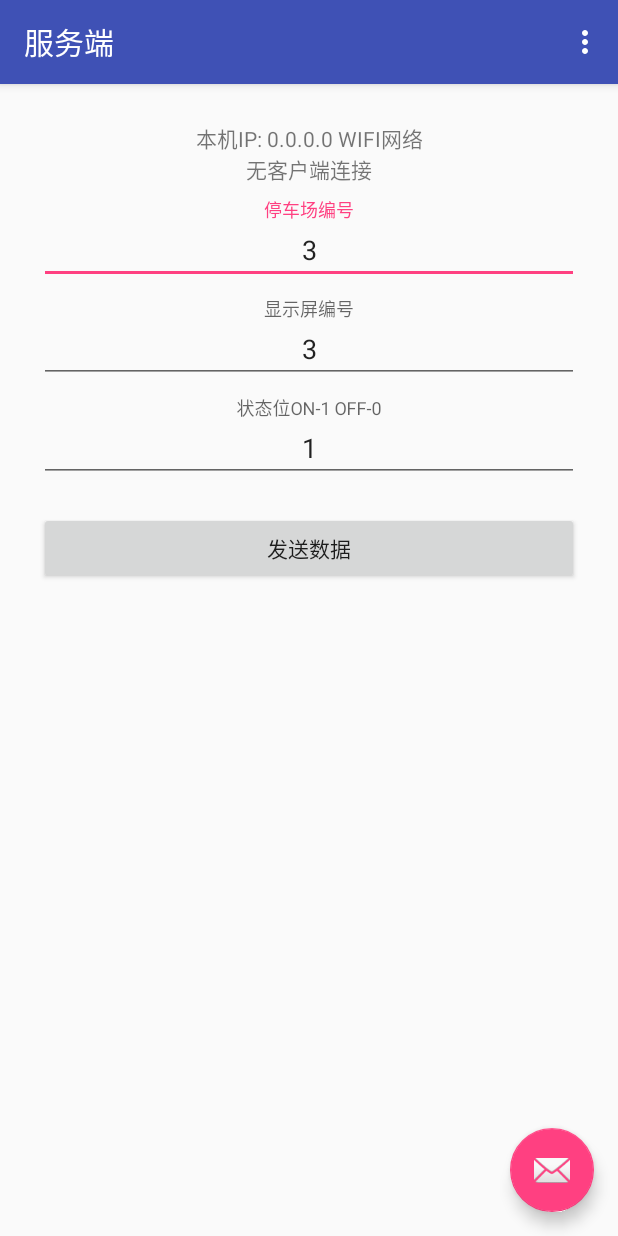
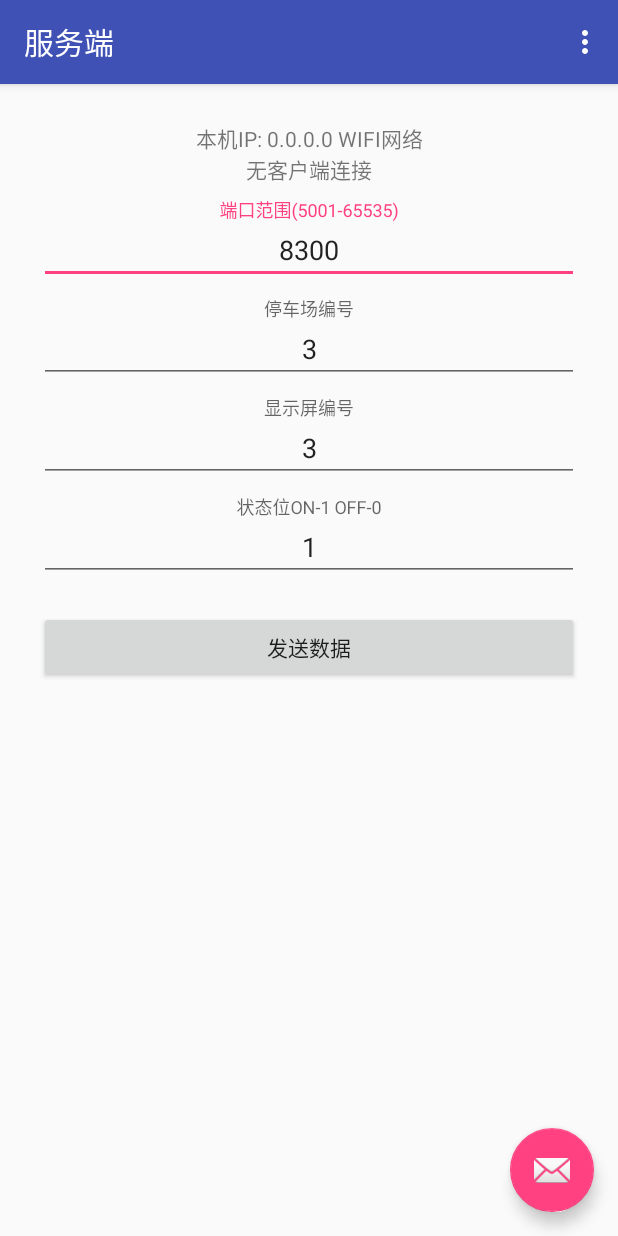
Before and after one commit to angcyo/SocketDemo, an Android app: the screen it shows after launch (MainActivity), on a phone screen of 412 x 824 dp. Run offline under Robolectric (Android 15) with nearby library versions, the phone set to English and light mode, and no system bars; pictures from the network do not load.

Commit message:
添加端口修改

```diff
--- /dev/null
+++ b/app/src/main/res/anim/alpha_0to1.xml
@@ -0,0 +1,5 @@
+<?xml version="1.0" encoding="utf-8"?>
+<alpha xmlns:android="http://schemas.android.com/apk/res/android"
+    android:duration="300"
+    android:fromAlpha="0"
+    android:toAlpha="1" />
--- /dev/null
+++ b/app/src/main/res/anim/alpha_1to0.xml
@@ -0,0 +1,5 @@
+<?xml version="1.0" encoding="utf-8"?>
+<alpha xmlns:android="http://schemas.android.com/apk/res/android"
+    android:duration="300"
+    android:fromAlpha="1"
+    android:toAlpha="0" />
--- /dev/null
+++ b/app/src/main/res/anim/tran_btot.xml
@@ -0,0 +1,5 @@
+<?xml version="1.0" encoding="utf-8"?>
+<translate xmlns:android="http://schemas.android.com/apk/res/android"
+    android:duration="300"
+    android:fromYDelta="100%"
+    android:toYDelta="0%" />
--- /dev/null
+++ b/app/src/main/res/anim/tran_ttob.xml
@@ -0,0 +1,5 @@
+<?xml version="1.0" encoding="utf-8"?>
+<translate xmlns:android="http://schemas.android.com/apk/res/android"
+    android:duration="300"
+    android:fromYDelta="0%"
+    android:toYDelta="100%" />
--- a/socketserver/src/main/java/com/angcyo/socketserver/MainActivity.java
+++ b/socketserver/src/main/java/com/angcyo/socketserver/MainActivity.java
@@ -21,13 +21,18 @@ import android.widget.TextView;
 public class MainActivity extends AppCompatActivity {
 
     Button button;
-    EditText etNum1, etNum2, etWeb;
-    String svrIp, num1, num2, web, msg;
+    EditText etNum1, etNum2, etWeb, svrPort;
+    String num1;
+    String num2;
+    String web;
+    String msg;
     TextView tvIp;
 
     Handler mHandler;
     Runnable mWorkRunnable;
     SocketServerThread mSocketServerThread;
+
+    public volatile static int PORT;
 
     /**
      * 取得device的IP address
@@ -88,12 +93,14 @@ public class MainActivity extends AppCompatActivity {
         tvIp = (TextView) findViewById(R.id.ip);
         etNum1 = (EditText) findViewById(R.id.num1);
         etNum2 = (EditText) findViewById(R.id.num2);
+        svrPort = (EditText) findViewById(R.id.port);
         etWeb = (EditText) findViewById(R.id.web);
         button = (Button) findViewById(R.id.button);
 
         etNum1.setText("3");
         etNum2.setText("3");
         etWeb.setText("1");
+        svrPort.setText("8300");
 
         button.setOnClickListener(new View.OnClickListener() {
             @Override
@@ -121,6 +128,7 @@ public class MainActivity extends AppCompatActivity {
             @Override
             public void run() {
                 checkServer();
+                setSvrPort();
                 if (!TextUtils.isEmpty(msg)) {
                     SocketServerThread.WRITE_MSG = msg;
                     msg = null;
@@ -132,6 +140,20 @@ public class MainActivity extends AppCompatActivity {
         mSocketServerThread = new SocketServerThread();
         mSocketServerThread.start();
         mHandler.post(mWorkRunnable);
+    }
+
+    private void setSvrPort(){
+        String pt= svrPort.getText().toString();
+        if (TextUtils.isEmpty(pt)) {
+            svrPort.setError("请输入有效值");
+            svrPort.requestFocus();
+            return;
+        }
+        try {
+            PORT = Integer.parseInt(pt);
+        } catch (NumberFormatException e) {
+            e.printStackTrace();
+        }
     }
 
     private void postMsg() {
--- a/socketserver/src/main/java/com/angcyo/socketserver/SocketServerThread.java
+++ b/socketserver/src/main/java/com/angcyo/socketserver/SocketServerThread.java
@@ -18,14 +18,20 @@ public class SocketServerThread extends Thread {
     ServerSocket mServerSocket;
     Socket mClickSocket;
     private volatile boolean isExit = false;
+    private int port = 8300;
 
     @Override
     public void run() {
         while (!isExit) {
+            if (MainActivity.PORT != port) {
+                reset();
+                port = MainActivity.PORT;
+            }
+
             if (mServerSocket == null) {
                 try {
-                    mServerSocket = new ServerSocket(8300);
-                } catch (IOException e) {
+                    mServerSocket = new ServerSocket(port);
+                } catch (Exception e) {
                     e.printStackTrace();
                     mServerSocket = null;
                     continue;
@@ -64,14 +70,17 @@ public class SocketServerThread extends Thread {
                 }
             }
 
-
             try {
-                Thread.sleep(300);
+                Thread.sleep(10);
             } catch (InterruptedException e) {
                 e.printStackTrace();
             }
         }
         Log.e("SocketServerThread", "退出");
+        reset();
+    }
+
+    private void reset() {
         if (mClickSocket != null) {
             try {
                 mClickSocket.getOutputStream().close();
@@ -88,6 +97,7 @@ public class SocketServerThread extends Thread {
             } catch (IOException e) {
                 e.printStackTrace();
             }
+            mClickSocket = null;
         }
         if (mServerSocket != null) {
             try {
@@ -95,6 +105,7 @@ public class SocketServerThread extends Thread {
             } catch (IOException e) {
                 e.printStackTrace();
             }
+            mServerSocket = null;
         }
         clientIp = null;
     }
--- a/socketserver/src/main/res/layout/content_main.xml
+++ b/socketserver/src/main/res/layout/content_main.xml
@@ -24,6 +24,22 @@
             android:layout_margin="10dp"
             android:gravity="center"
             tools:text="本机IP" />
+
+        <android.support.design.widget.TextInputLayout
+            android:layout_width="match_parent"
+            android:layout_height="wrap_content">
+
+            <EditText
+                android:id="@+id/port"
+                android:layout_width="match_parent"
+                android:layout_height="wrap_content"
+                android:layout_margin="10dp"
+                android:gravity="center"
+                android:hint="端口范围(5001-65535)"
+                android:inputType="number"
+                android:maxLength="5"
+                android:singleLine="true"/>
+        </android.support.design.widget.TextInputLayout>
 
 
         <android.support.design.widget.TextInputLayout
```
Also changed, not shown: app/src/main/java/com/angcyo/socketdemo/MainActivity.java (+110 -15 lines), app/src/main/java/com/angcyo/socketdemo/SocketClientThread.java (+8 -7 lines), app/src/main/res/anim/tran_rtol.xml (added, +17 -0 lines), app/src/main/res/layout/content_main.xml (+30 -0 lines).
